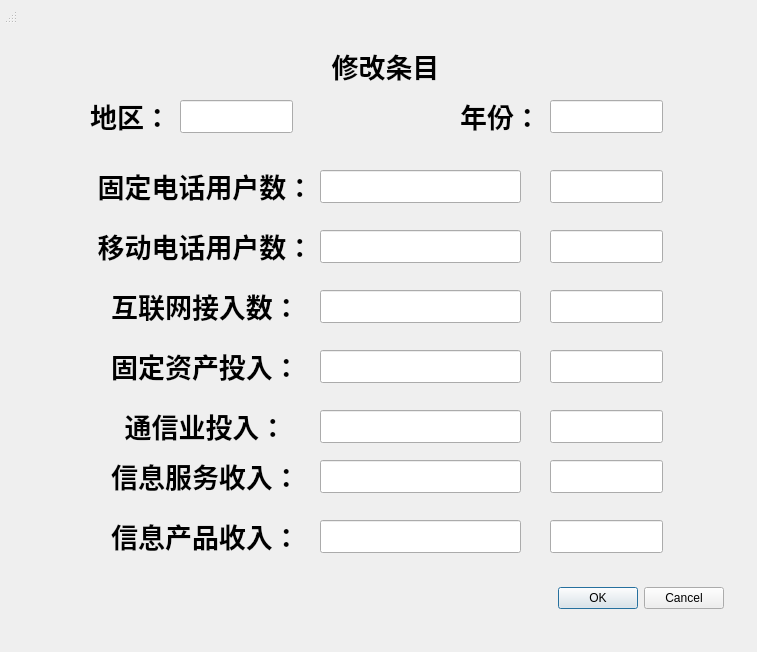
The window that editrecords.ui (minortex/program_design_week) describes before a commit, drawn with Qt 5.
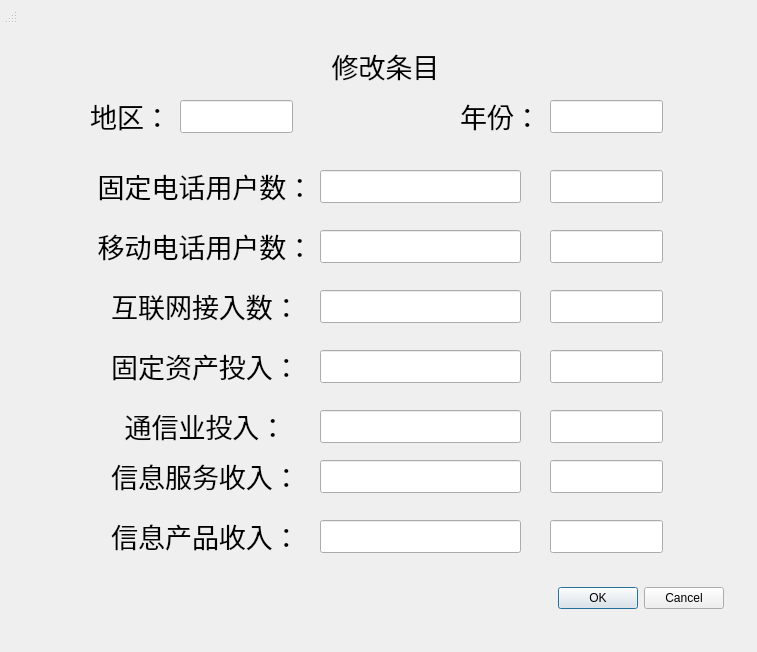
The same window after the commit.

Commit message: fix: invalid values make program crash && change window's fonts to normal

```diff
--- a/editrecords.ui
+++ b/editrecords.ui
@@ -84,7 +84,7 @@
     <property name="font">
      <font>
       <pointsize>20</pointsize>
-      <bold>true</bold>
+      <bold>false</bold>
      </font>
     </property>
     <property name="text">
@@ -109,7 +109,7 @@
     <property name="font">
      <font>
       <pointsize>20</pointsize>
-      <bold>true</bold>
+      <bold>false</bold>
      </font>
     </property>
     <property name="text">
@@ -244,7 +244,7 @@
     <property name="font">
      <font>
       <pointsize>20</pointsize>
-      <bold>true</bold>
+      <bold>false</bold>
      </font>
     </property>
     <property name="text">
@@ -269,7 +269,7 @@
     <property name="font">
      <font>
       <pointsize>20</pointsize>
-      <bold>true</bold>
+      <bold>false</bold>
      </font>
     </property>
     <property name="text">
@@ -294,7 +294,7 @@
     <property name="font">
      <font>
       <pointsize>20</pointsize>
-      <bold>true</bold>
+      <bold>false</bold>
      </font>
     </property>
     <property name="text">
@@ -319,7 +319,7 @@
     <property name="font">
      <font>
       <pointsize>20</pointsize>
-      <bold>true</bold>
+      <bold>false</bold>
      </font>
     </property>
     <property name="text">
@@ -344,7 +344,7 @@
     <property name="font">
      <font>
       <pointsize>20</pointsize>
-      <bold>true</bold>
+      <bold>false</bold>
      </font>
     </property>
     <property name="text">
@@ -369,7 +369,7 @@
     <property name="font">
      <font>
       <pointsize>20</pointsize>
-      <bold>true</bold>
+      <bold>false</bold>
      </font>
     </property>
     <property name="text">
@@ -394,7 +394,7 @@
     <property name="font">
      <font>
       <pointsize>20</pointsize>
-      <bold>true</bold>
+      <bold>false</bold>
      </font>
     </property>
     <property name="text">
@@ -419,7 +419,7 @@
     <property name="font">
      <font>
       <pointsize>20</pointsize>
-      <bold>true</bold>
+      <bold>false</bold>
      </font>
     </property>
     <property name="text">
```
Left out of the diff: 4 changed lines with no effect on the pictures. The commit also changes 6 other files.
